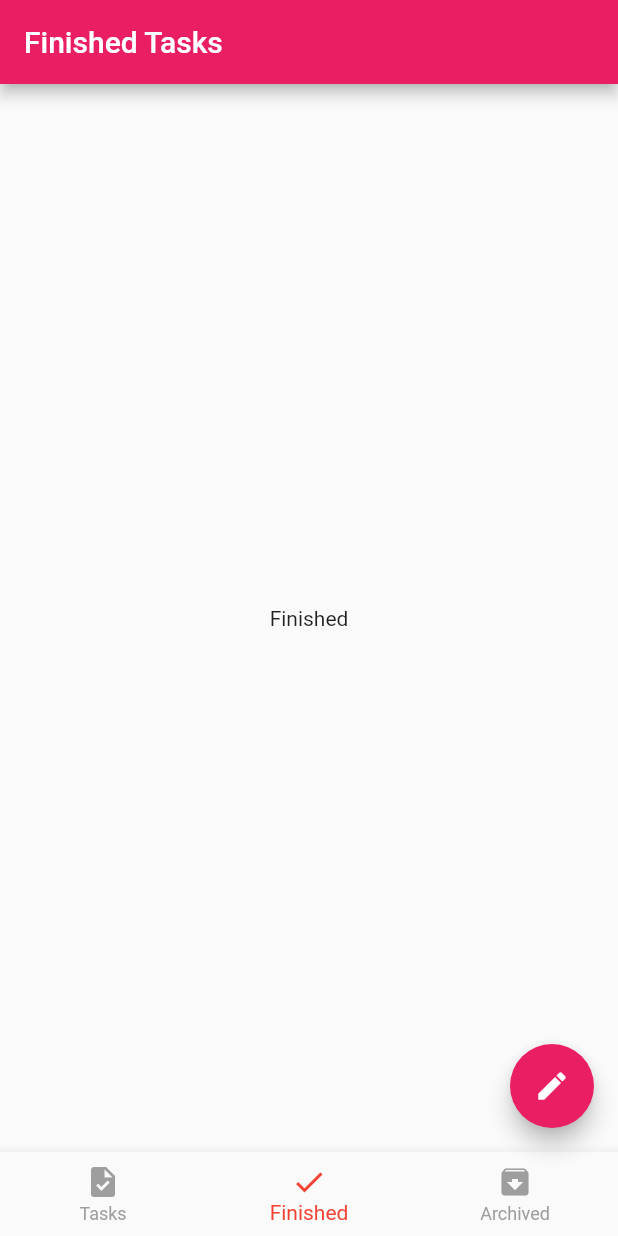
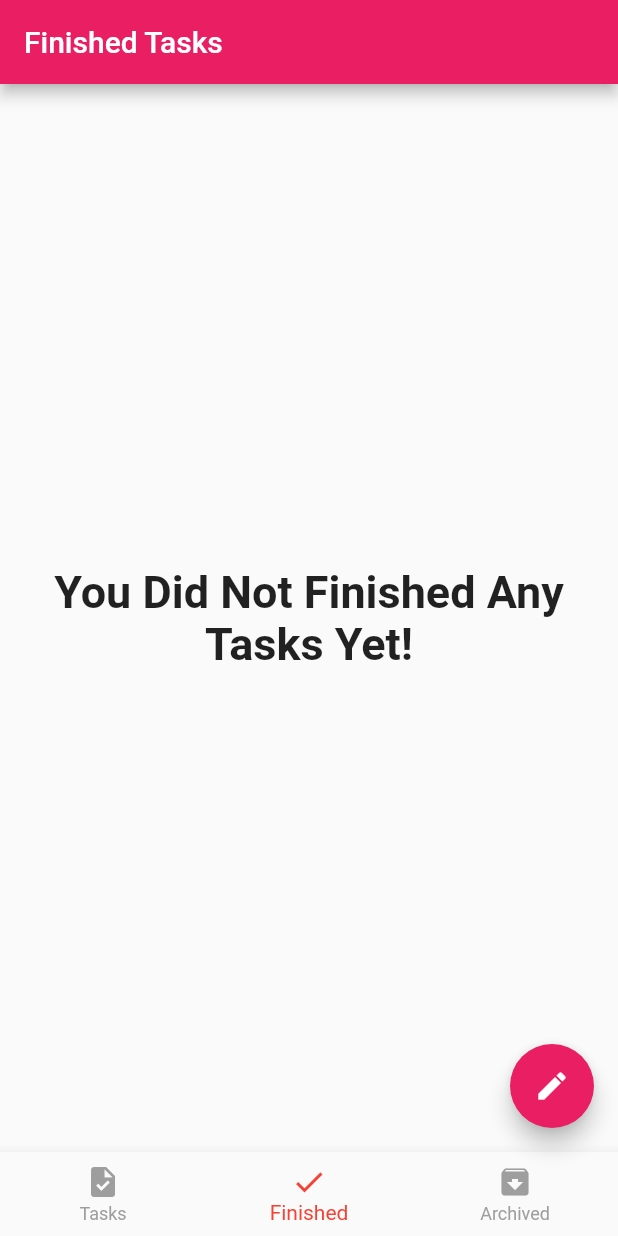
Before and after one commit to assem16399/To-Do-App-Flutter, a Flutter app: the screen it shows after launch, item 2 of the bottom bar chosen, on a phone screen of 412 x 824 dp. Run offline on Flutter 3.47's test engine with Material 2 defaults, Android fonts, the phone set to English and light mode, and no system bars; our stand-ins replace bloc, flutter_bloc, sqflite; accounts and stored records are empty.

Commit message:
Done and Archived Tasks functionality with integration with local sql database done.

```diff
--- a/lib/models/task/cubit/task_cubit.dart
+++ b/lib/models/task/cubit/task_cubit.dart
@@ -7,19 +7,18 @@ import 'package:todo_app/shared/network/local/local_database_helper.dart';
 class TasksCubit extends Cubit<TasksStates> {
   TasksCubit() : super(TasksInitialState());
 
-  List<Task> _tasks = [
-    // Task(id: 1, title: 'Go To Gym', type: 'new', date: '22 Nov 2021', time: '9.00 AM'),
-    // Task(id: 2, title: 'Go To University', type: 'new', date: '22 Nov 2021', time: '12.00 PM'),
-    // Task(
-    //     id: 3,
-    //     title: 'Go To Work Space To Study',
-    //     type: 'new',
-    //     date: '22 Nov 2021',
-    //     time: '5.00 PM'),
-  ];
+  List<Task> _tasks = [];
 
-  List<Task> get tasks {
-    return [..._tasks];
+  List<Task> get newTasks {
+    return _tasks.where((task) => task.status == 'new').toList();
+  }
+
+  List<Task> get doneTasks {
+    return _tasks.where((task) => task.status == 'done').toList();
+  }
+
+  List<Task> get archivedTasks {
+    return _tasks.where((task) => task.status == 'archived').toList();
   }
 
   static TasksCubit get(context) => BlocProvider.of(context);
@@ -44,4 +43,16 @@ class TasksCubit extends Cubit<TasksStates> {
         .toList();
     emit(TasksFetchState());
   }
+
+  void updateTaskState(String id, String newStatus) {
+    final updatedTaskIndex = _tasks.indexWhere((task) => task.id == id);
+    _tasks[updatedTaskIndex] = Task(
+        id: id,
+        time: _tasks[updatedTaskIndex].time,
+        date: _tasks[updatedTaskIndex].date,
+        title: _tasks[updatedTaskIndex].title,
+        status: newStatus);
+    emit(TasksUpdateTaskState());
+    LocalDBHelper.updateData(id, newStatus);
+  }
 }
--- a/lib/models/task/cubit/task_states.dart
+++ b/lib/models/task/cubit/task_states.dart
@@ -5,3 +5,5 @@ class TasksInitialState extends TasksStates {}
 class TasksAddNewTaskState extends TasksStates {}
 
 class TasksFetchState extends TasksStates {}
+
+class TasksUpdateTaskState extends TasksStates {}
--- a/lib/modules/finished/finished_tab.dart
+++ b/lib/modules/finished/finished_tab.dart
@@ -1,4 +1,7 @@
 import 'package:flutter/material.dart';
+import 'package:flutter_bloc/flutter_bloc.dart';
+import 'package:todo_app/models/task/cubit/task_cubit.dart';
+import 'package:todo_app/models/task/cubit/task_states.dart';
 
 class FinishedTab extends StatefulWidget {
   const FinishedTab({Key? key}) : super(key: key);
@@ -10,8 +13,46 @@ class FinishedTab extends StatefulWidget {
 class _FinishedTabState extends State<FinishedTab> {
   @override
   Widget build(BuildContext context) {
-    return const Center(
-      child: Text('Finished'),
+    final tasksData = BlocProvider.of<TasksCubit>(context, listen: false);
+    return BlocConsumer<TasksCubit, TasksStates>(
+      listener: (context, tasksState) {},
+      builder: (context, tasksState) => tasksState is TasksInitialState
+          ? const Center(
+              child: CircularProgressIndicator(),
+            )
+          : tasksData.doneTasks.isEmpty
+              ? const Center(
+                  child: Text(
+                    'You Did Not Finished Any Tasks Yet!',
+                    textAlign: TextAlign.center,
+                    style: TextStyle(fontWeight: FontWeight.bold, fontSize: 30),
+                  ),
+                )
+              : ListView.builder(
+                  itemCount: tasksData.doneTasks.length,
+                  itemBuilder: (context, index) => Card(
+                    child: ListTile(
+                      leading: CircleAvatar(
+                        radius: 32,
+                        child: Padding(
+                          padding: const EdgeInsets.all(8.0),
+                          child: FittedBox(child: Text(tasksData.doneTasks[index].time!)),
+                        ),
+                      ),
+                      title: Text(tasksData.doneTasks[index].title!),
+                      subtitle: Row(
+                        children: [
+                          Text(tasksData.doneTasks[index].date!),
+                        ],
+                      ),
+                      trailing: IconButton(
+                          onPressed: () {
+                            tasksData.updateTaskState(tasksData.doneTasks[index].id!, 'archived');
+                          },
+                          icon: const Icon(Icons.archive)),
+                    ),
+                  ),
+                ),
     );
   }
 }
```
Also changed, not shown: lib/modules/archived/archived_tab.dart (+38 -2 lines), lib/modules/tasks/tasks_tab.dart (+10 -5 lines), lib/shared/network/local/local_database_helper.dart (+10 -0 lines).
